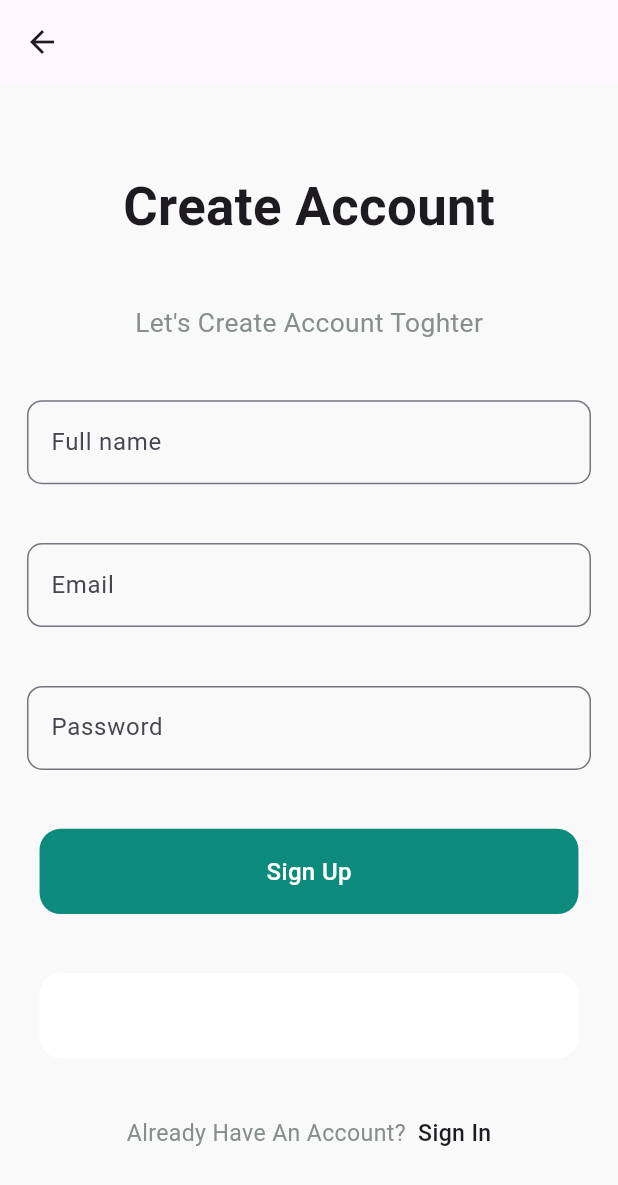
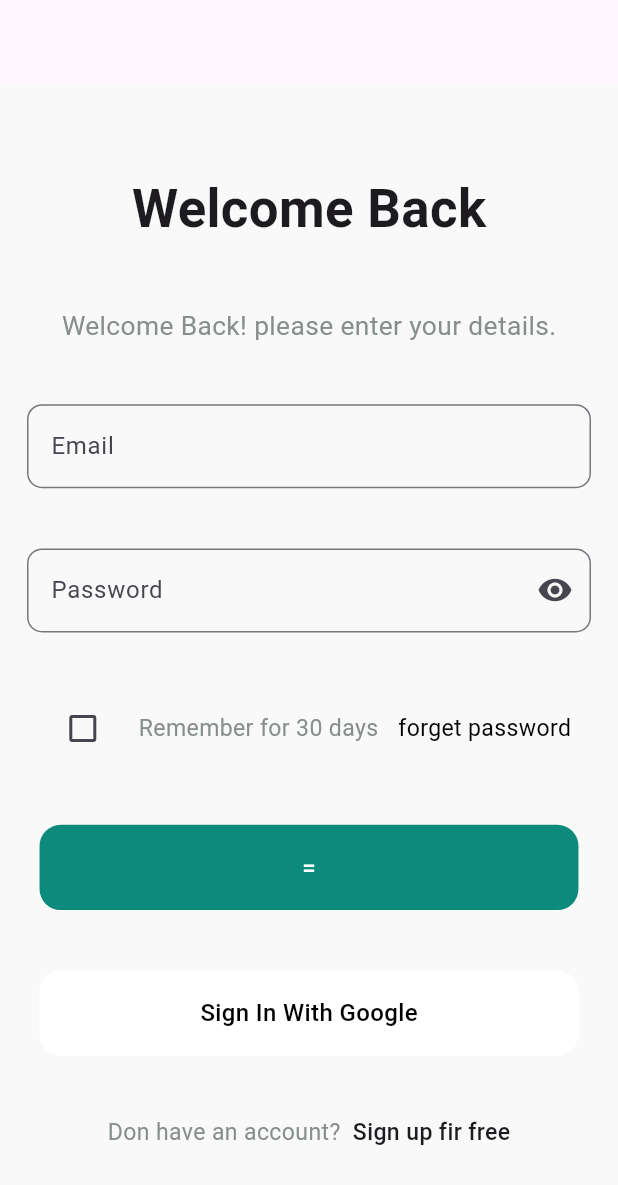
Before and after one commit to majd5170/Furniture-App, a Flutter app: the LoginScreen screen opened directly, on a phone screen of 412 x 824 dp. Shown: the top 1185 px of the screen. Run offline on Flutter 3.47's test engine with Material 3 defaults, Android fonts, the phone set to English and light mode, and no system bars; our stand-ins replace firebase_core, flutter_bloc, flutter_local_notifications, flutter_screenutil, go_router, google_fonts and 1 more; accounts and stored records are empty.

Commit message:
login_cubit

```diff
--- a/lib/src/core/routers/app_routers.dart
+++ b/lib/src/core/routers/app_routers.dart
@@ -4,8 +4,8 @@ import 'package:furniture_app/src/presentation/views/screen/Home_screen.dart';
 import 'package:furniture_app/src/presentation/views/screen/OnboardScreens.dart';
 import 'package:furniture_app/src/presentation/views/screen/Profile_screen.dart';
 import 'package:furniture_app/src/presentation/views/screen/Shopping_screen.dart';
-import 'package:furniture_app/src/presentation/views/screen/loginScreen.dart';
-import 'package:furniture_app/src/presentation/views/screen/signinscreen.dart';
+import 'package:furniture_app/src/presentation/views/screen/SiginScreen.dart';
+import 'package:furniture_app/src/presentation/views/screen/LoginScreen.dart';
 import 'package:furniture_app/src/presentation/views/screen/Spalsh_screen.dart';
 import 'package:go_router/go_router.dart';
 
@@ -28,7 +28,7 @@ GoRouter router = GoRouter(
         ),
         GoRoute(
         path: '/SignUp_screen',
-        builder: (context, state) => SignInScreen(),
+        builder: (context, state) => SiginScreen(),
         ),
         GoRoute(
         path: '/Home_screen',
--- a/lib/src/core/utils/resources/app_strings.dart
+++ b/lib/src/core/utils/resources/app_strings.dart
@@ -16,4 +16,6 @@ class AppStrings {
   static const String createAccount = 'Create Account';
   static const String LetCreateAccount = 'Let’s create account toghter';
   static const String Next = 'Next';
+  static const String pleasEnterEmail = 'Pleas Enter Email';
+  static const String pleasEnterPassword = 'Pleas Enter Password';
 }
--- a/lib/src/presentation/cubits/cubit_login/login_cubit.dart
+++ b/lib/src/presentation/cubits/cubit_login/login_cubit.dart
@@ -1,8 +1,20 @@
-import 'package:bloc/bloc.dart';
-import 'package:meta/meta.dart';
+import 'package:flutter/material.dart';
+import 'package:flutter_bloc/flutter_bloc.dart';
 
 part 'login_state.dart';
 
 class LoginCubit extends Cubit<LoginState> {
   LoginCubit() : super(LoginInitial());
+  GlobalKey<FormState> loginKey = GlobalKey<FormState>();
+  TextEditingController emailController = TextEditingController();
+  TextEditingController passwordController = TextEditingController();
+  bool isloginPasswordShowing = true;
+  IconData suffixIcon = Icons.visibility;
+
+  void changLoginPasswordSuffixIcon() {
+    isloginPasswordShowing = !isloginPasswordShowing;
+    suffixIcon =
+        isloginPasswordShowing ? Icons.visibility : Icons.visibility_off;
+    emit(ChangLoginPasswordSuffixIcon());
+  }
 }
--- a/lib/src/presentation/cubits/cubit_login/login_state.dart
+++ b/lib/src/presentation/cubits/cubit_login/login_state.dart
@@ -4,3 +4,5 @@ part of 'login_cubit.dart';
 sealed class LoginState {}
 
 final class LoginInitial extends LoginState {}
+
+final class ChangLoginPasswordSuffixIcon extends LoginState {}
--- a/lib/src/presentation/views/screen/Home_screen.dart
+++ b/lib/src/presentation/views/screen/Home_screen.dart
@@ -6,7 +6,9 @@ class HomeScreen extends StatelessWidget {
   @override
   Widget build(BuildContext context) {
     return Scaffold(
-
+      body: Center(
+        child: Text('home screen'),
+      ),
     );
   }
 }
--- a/lib/src/presentation/views/screen/OnboardScreens.dart
+++ b/lib/src/presentation/views/screen/OnboardScreens.dart
@@ -1,7 +1,7 @@
 import 'package:flutter/material.dart';
 import 'package:furniture_app/src/core/utils/resources/app_strings.dart';
 import 'package:furniture_app/src/core/utils/widgets/custom_button.dart';
-import 'package:furniture_app/src/presentation/views/screen/loginScreen.dart';
+import 'package:furniture_app/src/presentation/views/screen/SiginScreen.dart';
 import 'package:smooth_page_indicator/smooth_page_indicator.dart';
 import '../../../core/domain/models/on_boarding_model.dart';
 import '../../../core/utils/resources/app_color.dart';
@@ -72,7 +72,7 @@ class OnBoarding extends StatelessWidget {
                               text: AppStrings.getStarted,
                               onPressed: ()  {
                                 Navigator.push(
-                                context, MaterialPageRoute(builder: (_) => LoginScreen()));
+                                context, MaterialPageRoute(builder: (_) => SiginScreen()));
                       }, text_color_button: AppColors.white,)
                     ],
                   )
--- a/lib/src/presentation/views/screen/loginScreen.dart
+++ b/lib/src/presentation/views/screen/loginScreen.dart
@@ -1,92 +1,144 @@
 import 'package:flutter/material.dart';
+import 'package:flutter_bloc/flutter_bloc.dart';
 import 'package:flutter_screenutil/flutter_screenutil.dart';
 import 'package:furniture_app/src/core/utils/resources/app_color.dart';
+import 'package:furniture_app/src/core/utils/resources/app_strings.dart';
 import 'package:furniture_app/src/core/utils/widgets/Container_widget.dart';
 import 'package:furniture_app/src/core/utils/widgets/textField_widget.dart';
-import 'package:furniture_app/src/presentation/views/screen/signinscreen.dart';
-
+import 'package:furniture_app/src/presentation/cubits/cubit_login/login_cubit.dart';
+import 'package:go_router/go_router.dart';
 
 class LoginScreen extends StatelessWidget {
-  LoginScreen({super.key});
-
-
+  const LoginScreen({super.key});
 
   @override
   Widget build(BuildContext context) {
     return Scaffold(
-      appBar: AppBar(),
+      appBar: AppBar(
+        leading: Text(''),
+      ),
       body: Padding(
         padding: const EdgeInsets.all(18.0),
+        child: BlocConsumer<LoginCubit, LoginState>(
+          listener: (context, state) {
+            // TODO: implement listener
+          },
+          builder: (context, state) {
+            return Form(
+              key: BlocProvider.of<LoginCubit>(context).loginKey,
               child: Column(
                 mainAxisAlignment: MainAxisAlignment.spaceEvenly,
                 crossAxisAlignment: CrossAxisAlignment.center,
                 children: [
                   Text(
-              'Create Account',
-              style: TextStyle(fontSize: 32.sp, fontWeight: FontWeight.w600),
+                    AppStrings.welcomeBack,
+                    style:
+                        TextStyle(fontSize: 32.sp, fontWeight: FontWeight.w600),
                   ),
                   Text(
-              'Let\'s Create Account Toghter',
+                    'Welcome Back! please enter your details.',
                     style: TextStyle(
                         fontSize: 16.sp,
                         fontWeight: FontWeight.w400,
                         color: AppColors.gray),
                   ),
                   TextFieldWidgets(
-                labeltext: 'Full name',
-                hinttext: 'Enter Your Name',
-                obscure: false,
-                 controller: TextEditingController(),
-
-                ),
-            TextFieldWidgets(
                     hinttext: 'Enter your Email',
                     labeltext: 'Email',
-              obscure: false,
-              controller: TextEditingController(),
+                    controller:
+                        BlocProvider.of<LoginCubit>(context).emailController,
+                    validate: (data) {
+                      if (data!.isEmpty || !data.contains('@gmail.com')) {
+                        return AppStrings.pleasEnterEmail;
+                      }
+                    },
                   ),
                   TextFieldWidgets(
                     hinttext: 'Enter your Password',
                     labeltext: 'Password',
+                    icon: BlocProvider.of<LoginCubit>(context).suffixIcon,
+                    sufiicIconOnpressed: () {
+                      BlocProvider.of<LoginCubit>(context)
+                          .changLoginPasswordSuffixIcon();
+                    },
+                    validate: (data) {
+                      if (data!.isEmpty || !data.contains('5170')) {
+                        return AppStrings.pleasEnterPassword;
+                      }
+                    },
                     obscure: true,
-              controller: TextEditingController(),
+                    controller:
+                        BlocProvider.of<LoginCubit>(context).passwordController,
                   ),
-            CustomContainer(
-                width: 327.w,
-                height: 56.h,
-                text: 'Sign Up',
-                color: AppColors.primary,
-                radius: 14, text_color: AppColors.white,),
-            CustomContainer(
-                width: 327.w,
-                height: 56.h,
-                text: 'sign in with google',
-                color: AppColors.white,
-                radius: 14, text_color: AppColors.white,),
                   Row(
-              mainAxisAlignment: MainAxisAlignment.center,
+                    mainAxisAlignment: MainAxisAlignment.spaceEvenly,
                     children: [
+                      Checkbox(
+                        value: false,
+                        onChanged: (value) {},
+                      ),
                       Text(
-                  'Already Have An Account?  ',
+                        'Remember for 30 days',
                         style: TextStyle(
                             fontSize: 14.sp,
                             fontWeight: FontWeight.w400,
                             color: AppColors.gray),
                       ),
+                      Text(
+                        'forget password',
+                        style: TextStyle(
+                            fontSize: 14.sp,
+                            fontWeight: FontWeight.w400,
+                            color: AppColors.black),
+                      ),
+                    ],
+                  ),
                   InkWell(
                     onTap: () {
-                    Navigator.push(
-          context, MaterialPageRoute(builder: (_) => SignInScreen()));
+                      if (BlocProvider.of<LoginCubit>(context).loginKey.currentState!.validate()) {
+                        GoRouter.of(context).go("/Home_screen");
+                      }
+
                     },
-                  child: Text(
-                    'Sign In',
-                    style: TextStyle(fontSize: 14.sp, fontWeight: FontWeight.w500),
+                    child: CustomContainer(
+                      width: 327.w,
+                      height: 56.h,
+                      text: '=',
+                      color: AppColors.primary,
+                      radius: 14,
+                      text_color: AppColors.white,
                     ),
+                  ),
+                  CustomContainer(
+                    width: 327.w,
+                    height: 56.h,
+                    text: 'Sign In With Google',
+                    color: AppColors.white,
+                    radius: 14,
+                    text_color: AppColors.black,
+                  ),
+                  Row(
+                    mainAxisAlignment: MainAxisAlignment.center,
+                    children: [
+                      Text(
+                        'Don have an account?  ',
+                        style: TextStyle(
+                            fontSize: 14.sp,
+                            fontWeight: FontWeight.w400,
+                            color: AppColors.gray),
+                      ),
+                      Text(
+                        'Sign up fir free',
+                        style: TextStyle(
+                            fontSize: 14.sp, fontWeight: FontWeight.w500),
                       ),
                     ],
                   ),
                 ],
               ),
+            );
+          },
+        ),
       ),
     );
   }
```
Also changed, not shown: lib/src/presentation/views/screen/SiginScreen.dart (added, +107 -0 lines), lib/src/presentation/views/screen/signinscreen.dart (deleted, +0 -105 lines). Lines whose indentation alone changed are shown as unchanged.
